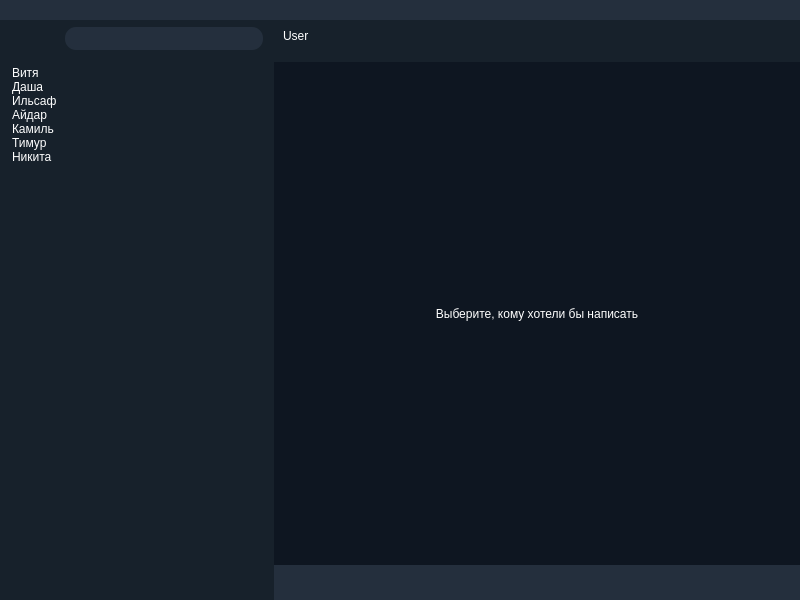
The window that client/GUI/UI_MainWindow.ui (Vityshha/desktop-messenger) describes before a commit, drawn with Qt 5.
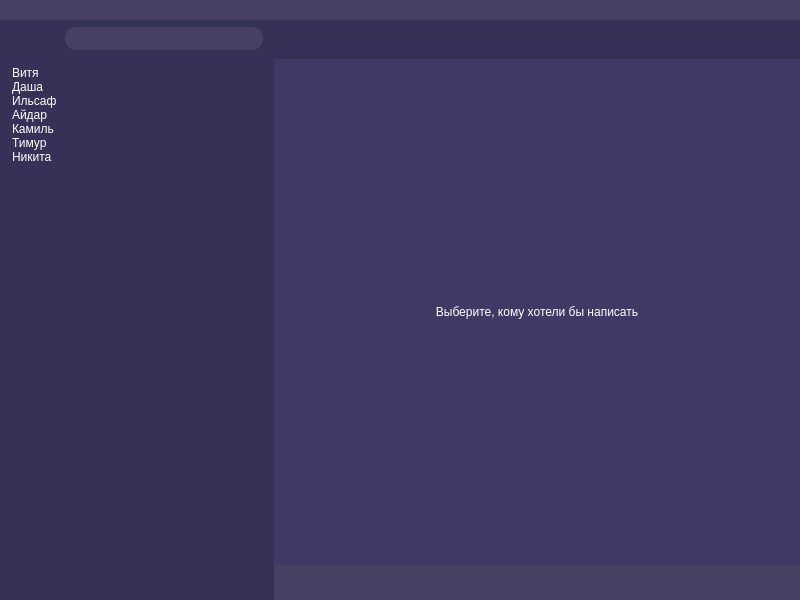
The same window after the commit. Icons and pictures are not drawn.

The edit to the form file:
```diff
--- a/client/GUI/UI_MainWindow.ui
+++ b/client/GUI/UI_MainWindow.ui
@@ -33,7 +33,7 @@
     <item>
      <widget class="QWidget" name="widget" native="true">
       <property name="styleSheet">
-       <string notr="true">background-color: rgb(36, 47, 61);</string>
+       <string notr="true">background-color: rgb(70, 64, 98);</string>
       </property>
       <layout class="QVBoxLayout" name="verticalLayout_2">
        <property name="spacing">
@@ -196,7 +196,7 @@
              </sizepolicy>
             </property>
             <property name="styleSheet">
-             <string notr="true">background-color: rgb(23, 33, 43);</string>
+             <string notr="true">background-color: rgb(54, 50, 87);</string>
             </property>
             <layout class="QVBoxLayout" name="verticalLayout_3">
              <property name="spacing">
@@ -291,8 +291,8 @@
                    <bool>false</bool>
                   </property>
                   <property name="styleSheet">
-                   <string notr="true">background-color: rgb(36, 47, 61);
-color: rgba(79, 91, 103, 0.8);
+                   <string notr="true">background-color: rgb(70, 64, 98);
+color: rgba(255, 255, 255,1);
 border: 2px solid rgba(62, 63, 70, 0);
 border-radius: 12px;</string>
                   </property>
@@ -420,7 +420,7 @@
              <item>
               <widget class="QWidget" name="widget_user" native="true">
                <property name="styleSheet">
-                <string notr="true">background-color: rgb(23, 33, 43);</string>
+                <string notr="true">background-color: rgb(54, 50, 87);</string>
                </property>
                <layout class="QVBoxLayout" name="verticalLayout_5">
                 <property name="spacing">
@@ -430,7 +430,7 @@
                  <number>0</number>
                 </property>
                 <property name="bottomMargin">
-                 <number>19</number>
+                 <number>16</number>
                 </property>
                 <item>
                  <widget class="QLabel" name="user_label">
@@ -444,7 +444,7 @@
                    <string notr="true">color: rgb(255, 255, 255);</string>
                   </property>
                   <property name="text">
-                   <string>User</string>
+                   <string/>
                   </property>
                   <property name="alignment">
                    <set>Qt::AlignLeading|Qt::AlignLeft|Qt::AlignVCenter</set>
@@ -481,7 +481,7 @@
                    </sizepolicy>
                   </property>
                   <property name="styleSheet">
-                   <string notr="true">background-color: rgb(14, 22, 33);
+                   <string notr="true">background-color: rgb(64, 57, 101);
 color: rgb(255, 255, 255);</string>
                   </property>
                   <property name="text">
@@ -528,7 +528,7 @@
                    </sizepolicy>
                   </property>
                   <property name="styleSheet">
-                   <string notr="true">color: rgba(79, 91, 103, 0.8);
+                   <string notr="true">color: rgba(255, 255, 255,1);
 border: transparent;</string>
                   </property>
                   <property name="verticalScrollBarPolicy">
```
Left out of the diff: 19 changed lines with no effect on the pictures.
